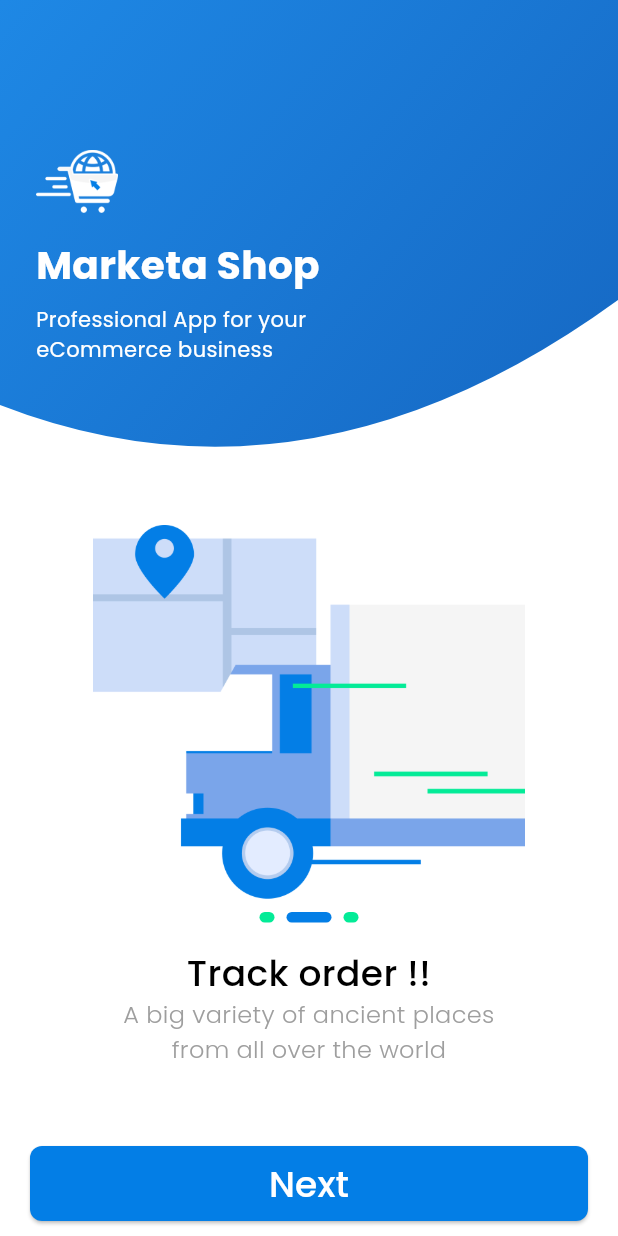
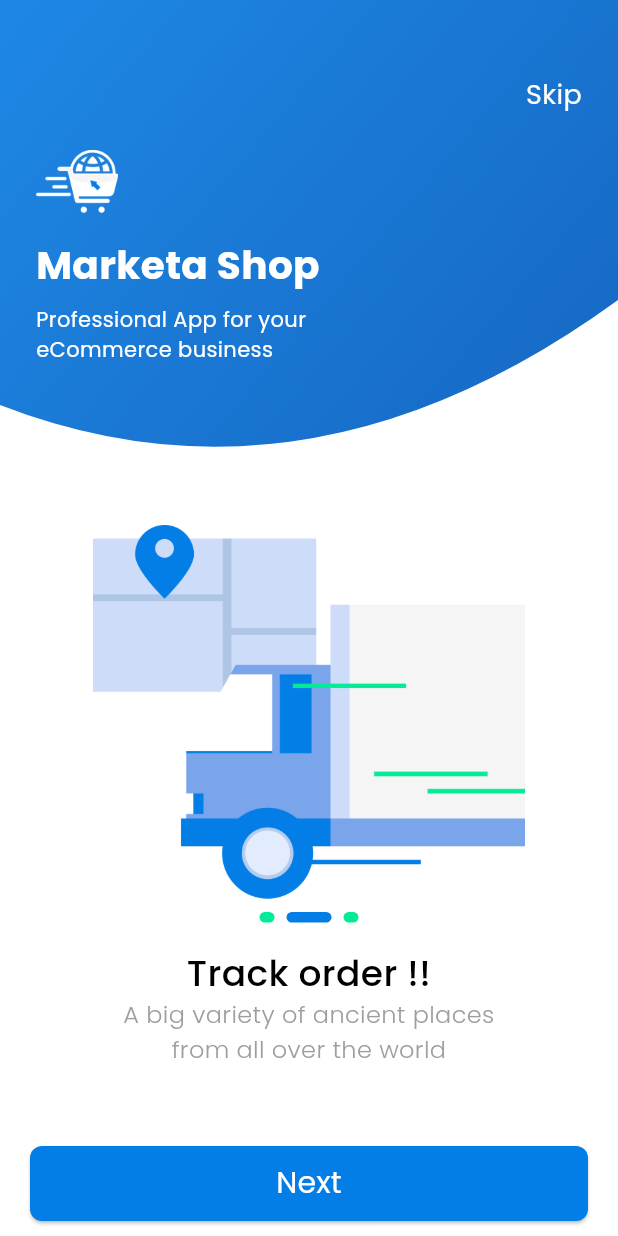
Before and after one commit to AhmedMedhatHamed/Marketa_App, a Flutter app: the screen it shows after launch, after a tap on "Next", on a phone screen of 412 x 824 dp. Run offline on Flutter 3.47's test engine with Material 3 defaults, Android fonts, the phone set to English and light mode, and no system bars; drawn by our look-alikes of smooth_page_indicator; our stand-ins replace flutter_bloc, go_router, shared_preferences.

Commit message:
handle on_boarding

```diff
--- a/lib/app/marketa_app.dart
+++ b/lib/app/marketa_app.dart
@@ -2,7 +2,7 @@ import 'package:flutter/material.dart';
 import 'package:flutter_bloc/flutter_bloc.dart';
 import 'package:marketa/core/cubit/app_cubit.dart';
 import 'package:marketa/core/router/app_router.dart';
-import 'package:marketa/core/utills/app_consts.dart';
+import 'package:marketa/core/utills/app_strings.dart';
 import 'package:marketa/core/utills/app_style.dart';
 
 class MarketaApp extends StatelessWidget {
@@ -15,7 +15,7 @@ class MarketaApp extends StatelessWidget {
         final cubit = context.read<AppCubit>();
         return MaterialApp.router(
           debugShowCheckedModeBanner: false,
-          title: AppConsts.appName,
+          title: AppStrings.appName,
           theme: AppStyle(cubit.isDark).themeData,
           routerConfig: router,
         );
--- a/lib/core/router/app_router.dart
+++ b/lib/core/router/app_router.dart
@@ -1,5 +1,6 @@
 import 'package:flutter_bloc/flutter_bloc.dart';
 import 'package:go_router/go_router.dart';
+import 'package:marketa/feature/auth/presenatation/views/login_view.dart';
 import 'package:marketa/feature/home/presentation/home_view.dart';
 import 'package:marketa/feature/on_boarding/presentation/cubit/on_boarding_cubit.dart';
 import 'package:marketa/feature/on_boarding/presentation/views/on_boarding_view.dart';
@@ -21,6 +22,12 @@ final GoRouter router = GoRouter(
       => const HomeView(),
     ),
     GoRoute(
+      path: '/loginView',
+      builder:
+          (context, state)
+      => const LoginView(),
+    ),
+    GoRoute(
       path: '/onBoarding',
       builder: (context, state) => BlocProvider(
         create: (context) => OnBoardingCubit(),
--- a/lib/core/utills/app_consts.dart
+++ /dev/null
@@ -1,3 +0,0 @@
-abstract class AppConsts {
-  static const String appName = 'Marketa';
-}
--- a/lib/core/utills/app_images.dart
+++ b/lib/core/utills/app_images.dart
@@ -2,4 +2,5 @@ abstract class AppImages {
   static const String onBoarding1 = 'assets/images/Users/on_boarding1.png';
   static const String onBoarding2 = 'assets/images/Users/on_boarding2.png';
   static const String onBoarding3 = 'assets/images/Users/on_boarding3.png';
+  static const String onBoardingIcon = 'assets/images/Users/on_boarding_icon.png';
 }
--- /dev/null
+++ b/lib/core/utills/app_strings.dart
@@ -0,0 +1,5 @@
+abstract class AppStrings {
+  static const String appName = 'Marketa';
+  static const String skip = 'Skip';
+  static const String appDescription = 'Professional App for your\neCommerce business';
+}
--- a/lib/core/utills/text_styles.dart
+++ b/lib/core/utills/text_styles.dart
@@ -8,9 +8,9 @@ abstract class CustomTextStyles{
     color: AppColor.primaryColor,
     fontFamily: 'Archivo',
   );
-  static final poppins500styles24 = TextStyle(
-    fontSize: 24.0,
-    fontWeight: FontWeight.w500,
+  static final poppins400styles20 = TextStyle(
+    fontSize: 20.0,
+    fontWeight: FontWeight.w400,
     color: Colors.white,
     fontFamily: 'Poppins',
   );
--- a/lib/core/widgets/custom_button.dart
+++ b/lib/core/widgets/custom_button.dart
@@ -4,24 +4,39 @@ import 'package:marketa/core/utills/app_color.dart';
 import '../utills/text_styles.dart';
 
 class CustomButton extends StatelessWidget {
-  const CustomButton({super.key, this.onPressed, required this.text});
+  const CustomButton({
+    super.key,
+    this.onPressed,
+    required this.text,
+    this.height,
+    this.color,
+    this.radius,
+    this.width,
+  });
 
   final void Function()? onPressed;
   final String text;
+  final double? height;
+  final double? width;
+  final Color? color;
+  final double? radius;
   @override
   Widget build(BuildContext context) {
-    return  Padding(
+    return Padding(
       padding: const EdgeInsets.only(left: 20.0, right: 20, bottom: 10.0),
-      child: ElevatedButton(
-        style: ElevatedButton.styleFrom(
-          backgroundColor: AppColor.primaryColor,
-          minimumSize: Size(double.infinity, 50.0),
-          shape: RoundedRectangleBorder(
-            borderRadius: BorderRadiusGeometry.circular(8.0),
+      child: SizedBox(
+        width: width ?? double.infinity,
+        height: height ?? 50.0,
+        child: ElevatedButton(
+          style: ElevatedButton.styleFrom(
+            backgroundColor: color ??AppColor.primaryColor,
+            shape: RoundedRectangleBorder(
+              borderRadius: BorderRadiusGeometry.circular(radius?? 8.0),
+            ),
           ),
+          onPressed: onPressed,
+          child: Text(text, style: CustomTextStyles.poppins400styles20),
         ),
-        onPressed: onPressed,
-        child: Text(text, style: CustomTextStyles.poppins500styles24),
       ),
     );
   }
--- /dev/null
+++ b/lib/feature/auth/presenatation/views/login_view.dart
@@ -0,0 +1,10 @@
+import 'package:flutter/material.dart';
+
+class LoginView extends StatelessWidget {
+  const LoginView({super.key});
+
+  @override
+  Widget build(BuildContext context) {
+    return Scaffold();
+  }
+}
--- a/lib/feature/on_boarding/presentation/cubit/on_boarding_cubit.dart
+++ b/lib/feature/on_boarding/presentation/cubit/on_boarding_cubit.dart
@@ -1,5 +1,6 @@
 import 'package:flutter/material.dart';
 import 'package:flutter_bloc/flutter_bloc.dart';
+
 part 'on_boarding_state.dart';
 
 class OnBoardingCubit extends Cubit<OnBoardingState> {
@@ -8,5 +9,8 @@ class OnBoardingCubit extends Cubit<OnBoardingState> {
   final PageController controller = PageController();
   int currentIndex = 0;
 
-
+  void changeIndex(int index) {
+    currentIndex = index;
+    emit(OnBoardingPageChanged());
+  }
 }
--- a/lib/feature/on_boarding/presentation/cubit/on_boarding_state.dart
+++ b/lib/feature/on_boarding/presentation/cubit/on_boarding_state.dart
@@ -4,3 +4,4 @@ part of 'on_boarding_cubit.dart';
 sealed class OnBoardingState {}
 
 final class OnBoardingInitial extends OnBoardingState {}
+final class OnBoardingPageChanged extends OnBoardingState{}
--- a/lib/feature/on_boarding/presentation/views/on_boarding_view.dart
+++ b/lib/feature/on_boarding/presentation/views/on_boarding_view.dart
@@ -1,3 +1,5 @@
+import 'package:go_router/go_router.dart';
+import 'package:marketa/feature/on_boarding/data/model/on_boarding_model.dart';
 import 'package:marketa/feature/on_boarding/presentation/widgets/custom_onboarding_header.dart';
 import 'package:marketa/feature/on_boarding/presentation/widgets/on_boarding_widget.dart';
 import 'package:marketa/feature/on_boarding/presentation/cubit/on_boarding_cubit.dart';
@@ -5,29 +7,32 @@ import 'package:marketa/core/widgets/custom_button.dart';
 import 'package:flutter_bloc/flutter_bloc.dart';
 import 'package:flutter/material.dart';
 
-
 class OnBoardingView extends StatelessWidget {
   const OnBoardingView({super.key});
   @override
   Widget build(BuildContext context) {
-    final cubit = context.read<OnBoardingCubit>();
     return Scaffold(
       body: Column(
         children: [
           CustomOnboardingHeader(),
-          OnBoardingWidget(
-
-            controller: cubit.controller,
-            onPageChanged: (index) {
-              cubit.currentIndex = index;
-            },
-          ),
-          CustomButton(
-            text: 'Next',
-            onPressed: () {
-              cubit.controller.nextPage(
-                duration: Duration(seconds: 1),
-                curve: Curves.easeIn,
+          OnBoardingWidget(),
+          BlocBuilder<OnBoardingCubit, OnBoardingState>(
+            builder: (context, state) {
+              final cubit = context.read<OnBoardingCubit>();
+              final isLastPage =
+                  cubit.currentIndex == onBoardingList.length - 1;
+              return CustomButton(
+                text: isLastPage ? 'Login Now' : 'Next',
+                onPressed: () {
+                  if (isLastPage) {
+                    context.go('/loginView');
+                  } else {
+                    cubit.controller.nextPage(
+                      duration: const Duration(milliseconds: 300),
+                      curve: Curves.easeIn,
+                    );
+                  }
+                },
               );
             },
           ),
--- a/lib/feature/on_boarding/presentation/widgets/custom_onboarding_header.dart
+++ b/lib/feature/on_boarding/presentation/widgets/custom_onboarding_header.dart
@@ -1,5 +1,7 @@
 import 'package:flutter/material.dart';
-import 'package:marketa/core/utills/app_consts.dart';
+import 'package:go_router/go_router.dart';
+import 'package:marketa/core/utills/app_images.dart';
+import 'package:marketa/core/utills/app_strings.dart';
 import 'package:marketa/core/utills/text_styles.dart';
 import 'package:marketa/feature/on_boarding/presentation/widgets/custom_header_clipper.dart';
 
@@ -27,27 +29,38 @@ class CustomOnboardingHeader extends StatelessWidget {
             ),
           ),
         ),
-
         Positioned(
-          top: 100,
-          left: 24,
+          top: 50.0,
+          right: 24.0,
+          child: InkWell(
+            onTap: (){
+              context.go('/loginView');
+            },
+            child: Text(
+              AppStrings.skip,
+              style: CustomTextStyles.poppinsStyles14.copyWith(fontSize: 18.0,),
+            ),
+          ),
+        ),
+        Positioned(
+          top: 100.0,
+          left: 24.0,
           child: Column(
             crossAxisAlignment: CrossAxisAlignment.start,
             children:  [
               Image.asset(
-                'assets/images/Users/on_boarding_icon.png',
+                AppImages.onBoardingIcon,
                 height:42.0,
                 width: 55.0,
               ),
               SizedBox(height: 16.0),
               Text(
-                '${AppConsts.appName} Shop',
+                '${AppStrings.appName} Shop',
                 style: CustomTextStyles.poppinsBoldStyles26,
               ),
               SizedBox(height: 8.0),
               Text(
-                  "Professional App for your\n"
-                      "eCommerce business",
+                  AppStrings.appDescription,
                   style: CustomTextStyles.poppinsStyles14
               ),
             ],
--- a/lib/feature/on_boarding/presentation/widgets/on_boarding_widget.dart
+++ b/lib/feature/on_boarding/presentation/widgets/on_boarding_widget.dart
@@ -1,25 +1,23 @@
 import 'package:flutter/material.dart';
+import 'package:flutter_bloc/flutter_bloc.dart';
 import 'package:marketa/core/utills/text_styles.dart';
 import 'package:marketa/feature/on_boarding/data/model/on_boarding_model.dart';
-
+import 'package:marketa/feature/on_boarding/presentation/cubit/on_boarding_cubit.dart';
 import 'custom_smooth_indicator.dart';
 
 class OnBoardingWidget extends StatelessWidget {
   const OnBoardingWidget({
     super.key,
-    required this.controller,
-    required this.onPageChanged,
   });
-
-  final PageController controller;
-  final void Function(int) onPageChanged;
 
   @override
   Widget build(BuildContext context) {
+    final cubit = context.read<OnBoardingCubit>();
+
     return Expanded(
       child: PageView.builder(
-        onPageChanged: onPageChanged,
-        controller: controller,
+        onPageChanged: cubit.changeIndex,
+        controller: cubit.controller,
         itemCount: onBoardingList.length,
         physics: const BouncingScrollPhysics(),
         itemBuilder: (context, index) {
@@ -34,7 +32,7 @@ class OnBoardingWidget extends StatelessWidget {
                   fit: BoxFit.contain,
                 ),
                 const SizedBox(height: 8.0),
-                CustomSmoothIndicator(controller: controller),
+                CustomSmoothIndicator(controller: cubit.controller),
                 const SizedBox(height: 16.0),
                 Text(
                   onBoardingList[index].title,
--- a/lib/feature/splash/presentation/splash_view.dart
+++ b/lib/feature/splash/presentation/splash_view.dart
@@ -1,7 +1,7 @@
 import 'dart:async';
 import 'package:flutter/material.dart';
 import 'package:go_router/go_router.dart';
-import 'package:marketa/core/utills/app_consts.dart';
+import 'package:marketa/core/utills/app_strings.dart';
 import 'package:marketa/core/utills/text_styles.dart';
 
 class SplashView extends StatefulWidget {
@@ -55,7 +55,7 @@ class _SplashViewState extends State<SplashView> {
               );
             },
             child: Text(
-              AppConsts.appName,
+              AppStrings.appName,
               style: CustomTextStyles.archivo400styles64,
             ),
           ),
--- a/lib/main.dart
+++ b/lib/main.dart
@@ -1,4 +1,5 @@
 import 'package:flutter/material.dart';
+import 'package:flutter/services.dart';
 import 'package:flutter_bloc/flutter_bloc.dart';
 import 'app/marketa_app.dart';
 import 'core/cubit/app_cubit.dart';
@@ -9,6 +10,13 @@ void main() async {
   WidgetsFlutterBinding.ensureInitialized();
   await CacheHelper.init();
 
+  SystemChrome.setSystemUIOverlayStyle(
+    const SystemUiOverlayStyle(
+      statusBarColor: Colors.transparent,
+      statusBarIconBrightness: Brightness.dark,
+      statusBarBrightness: Brightness.light,
+    ),
+  );
   runApp(
     BlocProvider(
       create: (context) => AppCubit(),
```
